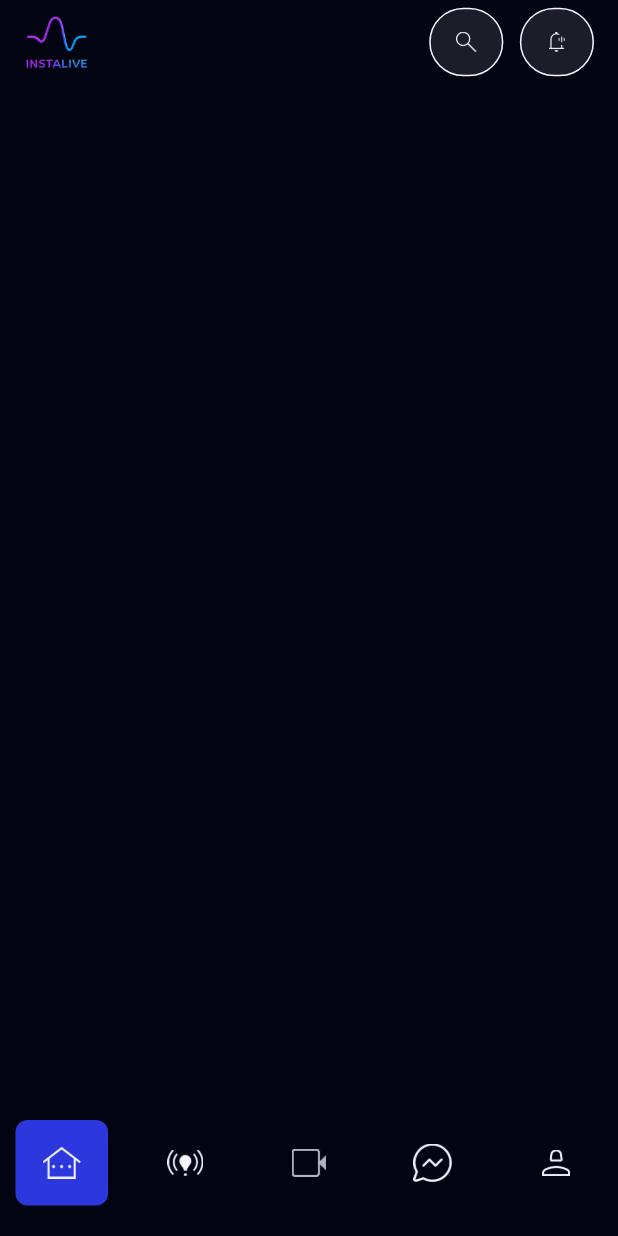
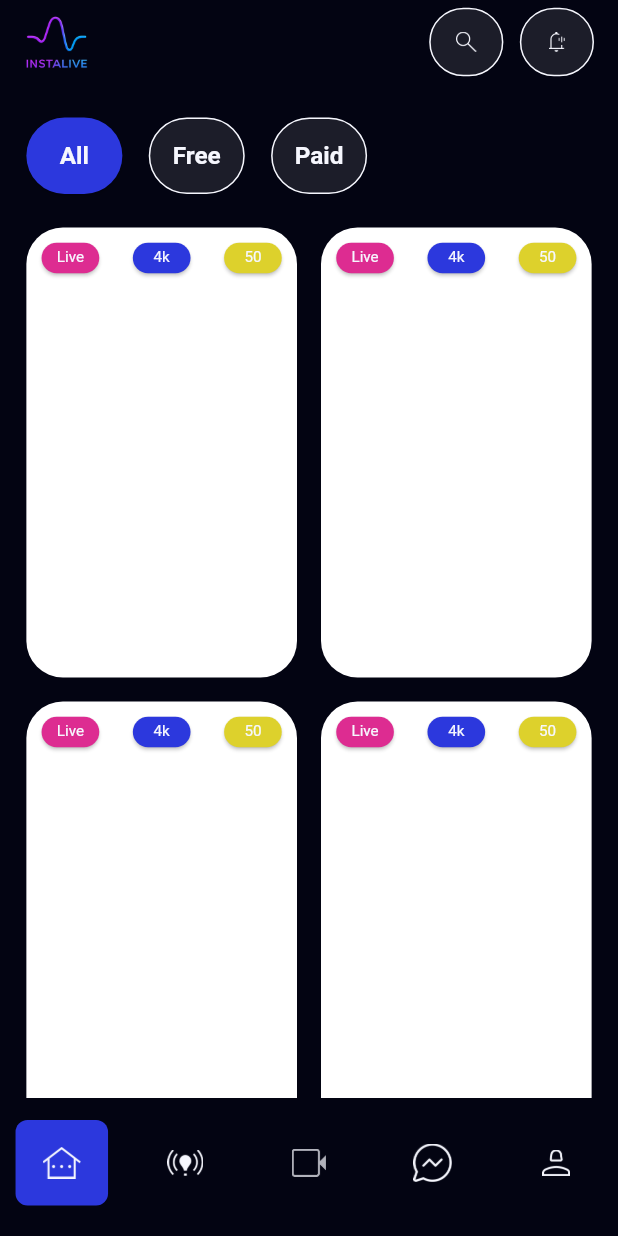
Before and after one commit to arafat593/Erron, a Flutter app: the screen it shows after launch, on a phone screen of 412 x 824 dp. Run offline on Flutter 3.47's test engine with Material 3 defaults, Android fonts, the phone set to English and light mode, and no system bars; our stand-ins replace flutter_screenutil, get.

Commit message:
home is working

```diff
--- a/lib/app/data/app_colors.dart
+++ b/lib/app/data/app_colors.dart
@@ -6,7 +6,10 @@ class AppColors{
   static const Color whiteLight = Color(0xffF6F7FE);
   static const Color backgroundColor = Color(0xff030412);
   static const Color primaryColor = Color(0xff2C38DD);
+  static const Color pink = Color(0xffDD2C91);
+  static const Color yellow = Color(0xffDDD12C);
   static const Color outlineButtonColor = Color(0xff1c1d29);
 
 
+
 }
--- a/lib/app/modules/home/views/home_view.dart
+++ b/lib/app/modules/home/views/home_view.dart
@@ -1,7 +1,12 @@
+import 'dart:ui';
+
+import 'package:errone/app/data/app_text_styles.dart';
 import 'package:errone/app/data/image_path.dart';
 import 'package:flutter/material.dart';
 import 'package:flutter_screenutil/flutter_screenutil.dart';
 import 'package:get/get.dart';
+import 'package:get/get_connect/http/src/utils/utils.dart';
+import '../../../data/app_colors.dart';
 import '../../common_widgets/custom_app_bar.dart';
 import '../controllers/home_controller.dart';
 
@@ -33,6 +38,129 @@ class HomeView extends GetView<HomeController> {
           ),
         ],
       ),
+
+      body: Padding(
+        padding: EdgeInsets.symmetric(horizontal: 16.w),
+        child: Column(
+          children: [
+            // buttons
+            Padding(
+              padding: EdgeInsets.symmetric(vertical: 22.h),
+              child: Row(
+                children: [
+                  ElevatedButton(onPressed: () {}, child: Text('All')),
+                  Padding(
+                    padding: EdgeInsets.symmetric(horizontal: 16.w),
+                    child: OutlinedButton(
+                      onPressed: () {},
+                      child: Text('Free'),
+                    ),
+                  ),
+                  OutlinedButton(onPressed: () {}, child: Text('Paid')),
+                ],
+              ),
+            ),
+
+            // GridView
+            Expanded(
+              child: GridView.builder(
+                shrinkWrap: true,
+                primary: false,
+                physics: BouncingScrollPhysics(),
+                padding: EdgeInsets.zero,
+                itemCount: 20,
+                gridDelegate: SliverGridDelegateWithFixedCrossAxisCount(
+                  crossAxisCount: 2,
+                  // childAspectRatio: .9,
+                  crossAxisSpacing: 16,
+                  mainAxisSpacing: 16,
+                  mainAxisExtent: 300,
+                ),
+                itemBuilder: (context, index) {
+                  return Container(
+                    // height: 100,
+                    width: double.infinity,
+                    decoration: BoxDecoration(
+                      color: AppColors.whiteColor,
+                      borderRadius: BorderRadius.circular(24.sp),
+                    ),
+                    child: Padding(
+                      padding: EdgeInsets.all(10.sp),
+                      child: Column(
+                        children: [
+                          // top button
+                          Row(
+                            mainAxisAlignment: MainAxisAlignment.spaceBetween,
+                            children: [
+                              SizedBox(
+                                height: 20.h,
+                                width: 35.w,
+                                child: ElevatedButton(
+                                  onPressed: () {},
+                                  style: ElevatedButton.styleFrom(
+                                    textStyle: AppTextStyles.regular10,
+                                    backgroundColor: AppColors.pink,
+                                    foregroundColor: AppColors.whiteLight,
+                                    padding: EdgeInsets.symmetric(vertical: 0),
+                                    shape: RoundedRectangleBorder(
+                                      borderRadius: BorderRadius.circular(
+                                        64.sp,
+                                      ),
+                                    ),
+                                  ),
+                                  child: Text("Live"),
+                                ),
+                              ),
+                              SizedBox(
+                                height: 20.h,
+                                width: 35.w,
+                                child: ElevatedButton(
+                                  onPressed: () {},
+                                  style: ElevatedButton.styleFrom(
+                                    textStyle: AppTextStyles.regular10,
+                                    backgroundColor: AppColors.primaryColor,
+                                    foregroundColor: AppColors.whiteLight,
+                                    padding: EdgeInsets.symmetric(vertical: 0),
+                                    shape: RoundedRectangleBorder(
+                                      borderRadius: BorderRadius.circular(
+                                        64.sp,
+                                      ),
+                                    ),
+                                  ),
+                                  child: Text("4k"),
+                                ),
+                              ),
+                              SizedBox(
+                                height: 20.h,
+                                width: 35.w,
+                                child: ElevatedButton(
+                                  onPressed: () {},
+                                  style: ElevatedButton.styleFrom(
+                                    textStyle: AppTextStyles.regular10,
+                                    backgroundColor: AppColors.yellow,
+                                    foregroundColor: AppColors.whiteLight,
+                                    padding: EdgeInsets.symmetric(vertical: 0),
+                                    shape: RoundedRectangleBorder(
+                                      borderRadius: BorderRadius.circular(
+                                        64.sp,
+                                      ),
+                                    ),
+                                  ),
+                                  child: Text("50"),
+                                ),
+                              ),
+                            ],
+                          ),
+                        ],
+                      ),
+                    ),
+                  );
+                },
+              ),
+            ),
+          ],
+        ),
+      ),
     );
   }
 }
```
Also changed, not shown: assets/images/Frame 2147225971.png (added).
